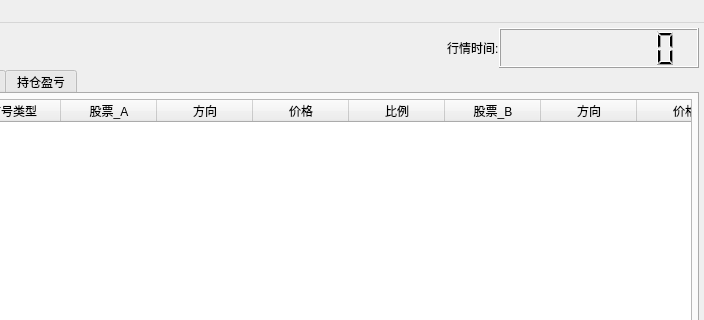
Above: ui/mainWindows.ui from sharmaking/CoIntegrationAnalysis before the change; both pictures show x 144 to 848 and y 0 to 320 of the 848 by 573 pixel window. Below: the same form after it.
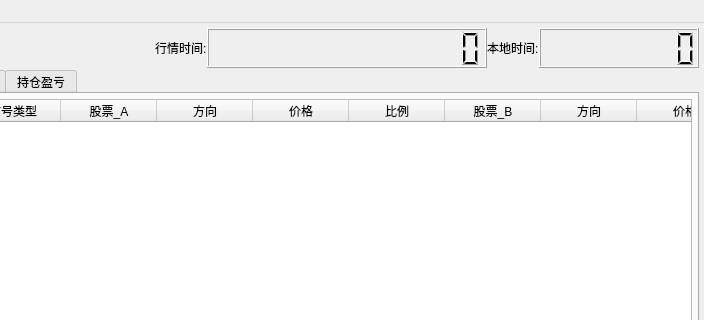
That is the form after the change.

Commit message: 显示时间

```diff
--- a/ui/mainWindows.ui
+++ b/ui/mainWindows.ui
@@ -61,13 +61,33 @@
        <widget class="QLCDNumber" name="lcdNumber">
         <property name="minimumSize">
          <size>
-          <width>200</width>
+          <width>280</width>
           <height>40</height>
          </size>
         </property>
         <property name="maximumSize">
          <size>
-          <width>200</width>
+          <width>180</width>
+          <height>40</height>
+         </size>
+        </property>
+        <property name="numDigits">
+         <number>14</number>
+        </property>
+       </widget>
+      </item>
+      <item>
+       <widget class="QLabel" name="label_10">
+        <property name="text">
+         <string>本地时间:</string>
+        </property>
+       </widget>
+      </item>
+      <item>
+       <widget class="QLCDNumber" name="localTime_LCD">
+        <property name="minimumSize">
+         <size>
+          <width>160</width>
           <height>40</height>
          </size>
         </property>
```
Left out of the diff: 2 changed lines with no effect on the pictures. The commit also changes 6 other files.
